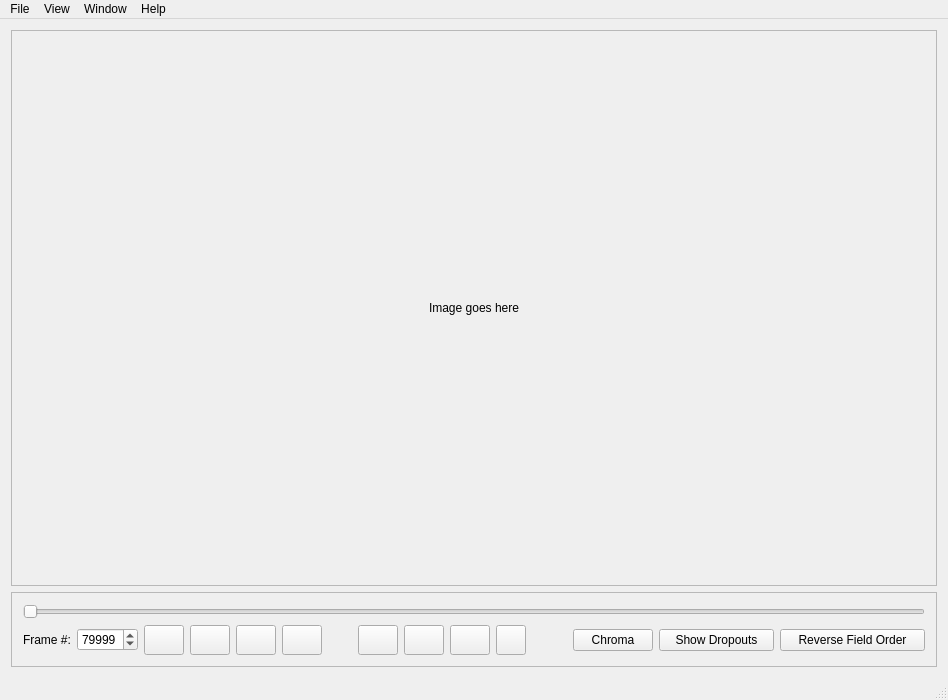
First picture: the form in tools/ld-analyse/mainwindow.ui, repository happycube/ld-decode, before the edit.
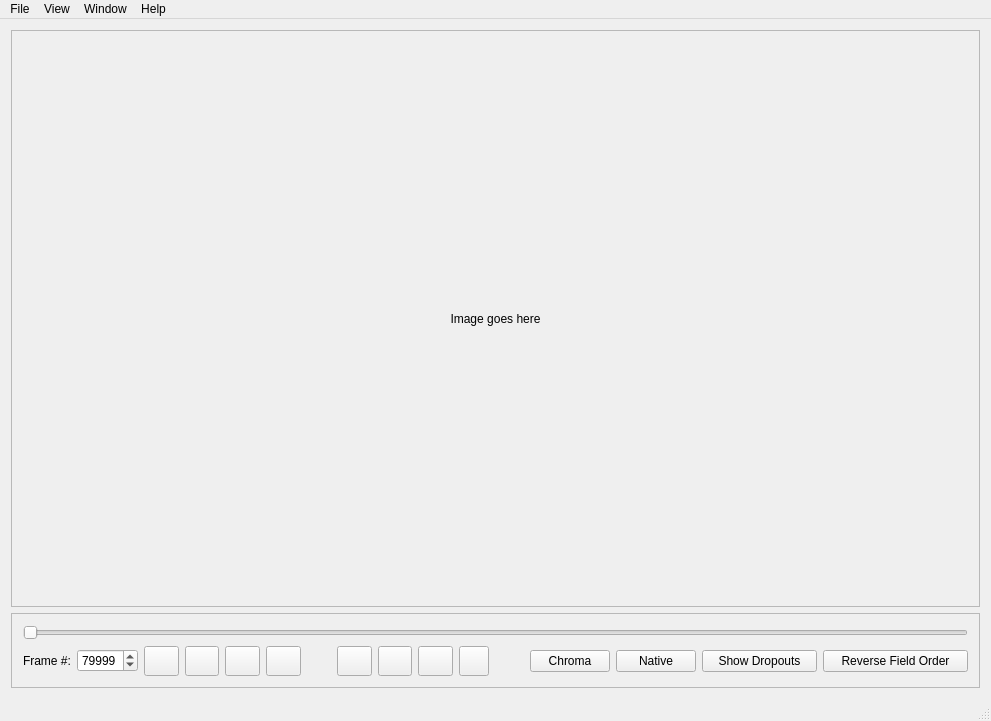
Second picture: the form after the edit. Icons and pictures are not drawn.

Commit message: Added aspect button - still requires actual scaling implementation

What changed in the file:
```diff
--- a/tools/ld-analyse/mainwindow.ui
+++ b/tools/ld-analyse/mainwindow.ui
@@ -6,8 +6,8 @@
    <rect>
     <x>0</x>
     <y>0</y>
-    <width>948</width>
-    <height>700</height>
+    <width>991</width>
+    <height>721</height>
    </rect>
   </property>
   <property name="sizePolicy">
@@ -52,8 +52,8 @@
           <rect>
            <x>0</x>
            <y>0</y>
-           <width>926</width>
-           <height>555</height>
+           <width>969</width>
+           <height>576</height>
           </rect>
          </property>
          <layout class="QVBoxLayout" name="verticalLayout_2">
@@ -380,6 +380,13 @@
              </property>
             </widget>
            </item>
+           <item>
+            <widget class="QPushButton" name="aspectPushButton">
+             <property name="text">
+              <string>Native</string>
+             </property>
+            </widget>
+           </item>
            <item>
             <widget class="QPushButton" name="dropoutsPushButton">
              <property name="minimumSize">
@@ -426,7 +433,7 @@
     <rect>
      <x>0</x>
      <y>0</y>
-     <width>948</width>
+     <width>991</width>
      <height>22</height>
     </rect>
    </property>
```
The commit also changes 4 other files.
